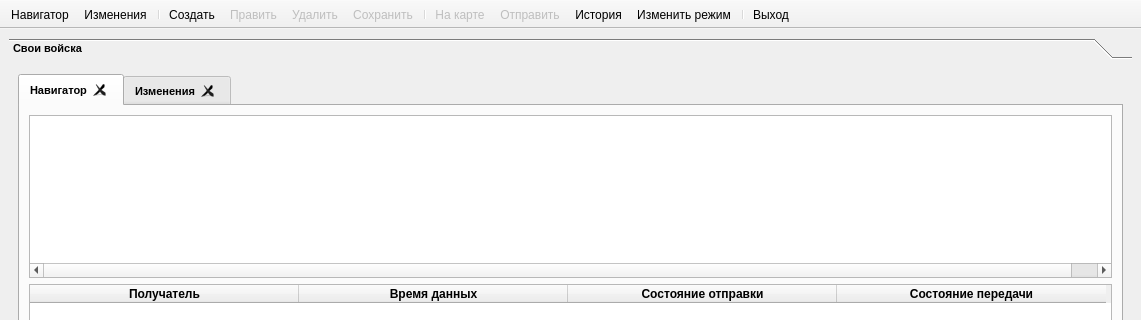
Above: mainwindow.ui from rymarchik/InitState before the change; both pictures show x 0 to 1141 and y 0 to 320 of the 1141 by 579 pixel window. Below: the same form after it.
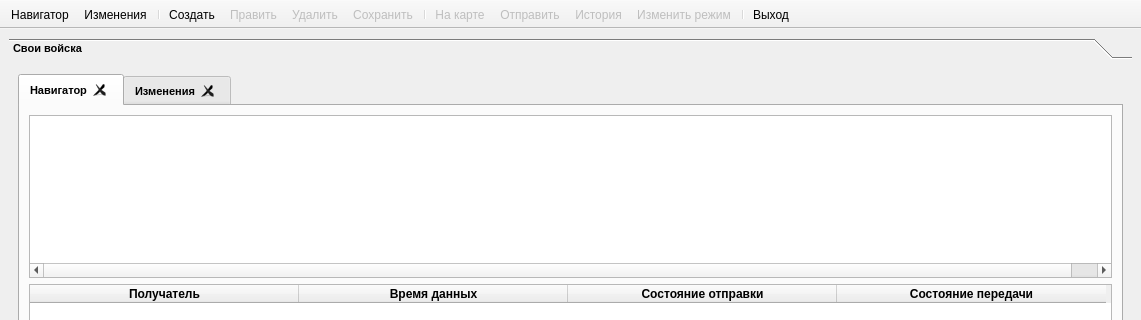
That is the form after the change. Icons and pictures are not drawn.

The edit to the form file:
```diff
--- a/mainwindow.ui
+++ b/mainwindow.ui
@@ -1096,6 +1096,9 @@
    </property>
   </action>
   <action name="m_history">
+   <property name="enabled">
+    <bool>false</bool>
+   </property>
    <property name="icon">
     <iconset resource="resources.qrc">
      <normaloff>:/resources/toolbar/history.png</normaloff>:/resources/toolbar/history.png</iconset>
@@ -1105,6 +1108,9 @@
    </property>
   </action>
   <action name="m_changeMode">
+   <property name="enabled">
+    <bool>false</bool>
+   </property>
    <property name="icon">
     <iconset resource="resources.qrc">
      <normaloff>:/resources/toolbar/change_mode.png</normaloff>:/resources/toolbar/change_mode.png</iconset>
```
